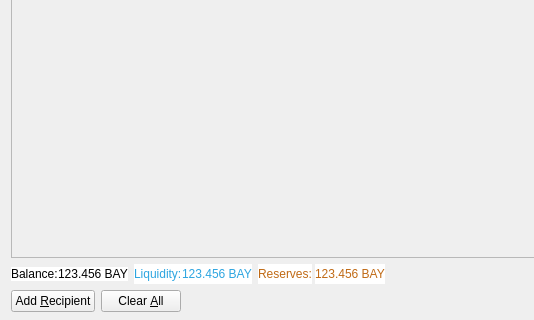
This is src/qt/forms/sendcoinsdialog.ui in bitbaymarket/bitbay-core as Qt 5 draws it before an edit; both pictures show x 0 to 534 and y 195 to 515 of the 870 by 515 pixel window. The edited form follows.
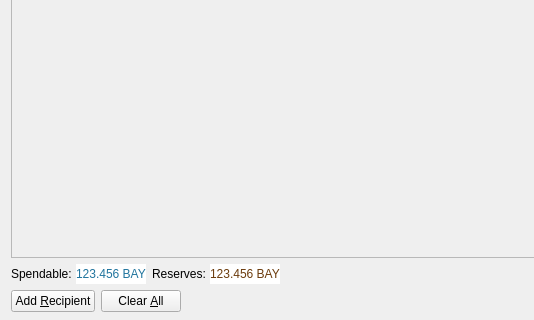
This is the edited form. Icons and pictures are not drawn.

Commit message: Gui updates for liquidity/reserves indications

What changed in the file:
```diff
--- a/src/qt/forms/sendcoinsdialog.ui
+++ b/src/qt/forms/sendcoinsdialog.ui
@@ -558,282 +558,18 @@
    </item>
    <item>
     <layout class="QHBoxLayout" name="horizontalLayout_3">
-     <item>
-      <layout class="QHBoxLayout" name="horizontalLayout_2">
-       <property name="spacing">
-        <number>0</number>
-       </property>
-       <item>
-        <widget class="QLabel" name="label">
-         <property name="sizePolicy">
-          <sizepolicy hsizetype="Preferred" vsizetype="Fixed">
-           <horstretch>0</horstretch>
-           <verstretch>0</verstretch>
-          </sizepolicy>
-         </property>
-         <property name="palette">
-          <palette>
-           <active>
-            <colorrole role="Base">
-             <brush brushstyle="SolidPattern">
-              <color alpha="255">
-               <red>255</red>
-               <green>255</green>
-               <blue>255</blue>
-              </color>
-             </brush>
-            </colorrole>
-            <colorrole role="Window">
-             <brush brushstyle="SolidPattern">
-              <color alpha="255">
-               <red>255</red>
-               <green>255</green>
-               <blue>255</blue>
-              </color>
-             </brush>
-            </colorrole>
-           </active>
-           <inactive>
-            <colorrole role="Base">
-             <brush brushstyle="SolidPattern">
-              <color alpha="255">
-               <red>255</red>
-               <green>255</green>
-               <blue>255</blue>
-              </color>
-             </brush>
-            </colorrole>
-            <colorrole role="Window">
-             <brush brushstyle="SolidPattern">
-              <color alpha="255">
-               <red>255</red>
-               <green>255</green>
-               <blue>255</blue>
-              </color>
-             </brush>
-            </colorrole>
-           </inactive>
-           <disabled>
-            <colorrole role="Base">
-             <brush brushstyle="SolidPattern">
-              <color alpha="255">
-               <red>255</red>
-               <green>255</green>
-               <blue>255</blue>
-              </color>
-             </brush>
-            </colorrole>
-            <colorrole role="Window">
-             <brush brushstyle="SolidPattern">
-              <color alpha="255">
-               <red>255</red>
-               <green>255</green>
-               <blue>255</blue>
-              </color>
-             </brush>
-            </colorrole>
-           </disabled>
-          </palette>
-         </property>
-         <property name="autoFillBackground">
-          <bool>true</bool>
-         </property>
-         <property name="text">
-          <string>Balance:</string>
-         </property>
-        </widget>
-       </item>
-       <item>
-        <widget class="QLabel" name="labelBalance">
-         <property name="sizePolicy">
-          <sizepolicy hsizetype="Preferred" vsizetype="Fixed">
-           <horstretch>0</horstretch>
-           <verstretch>0</verstretch>
-          </sizepolicy>
-         </property>
-         <property name="palette">
-          <palette>
-           <active>
-            <colorrole role="Base">
-             <brush brushstyle="SolidPattern">
-              <color alpha="255">
-               <red>255</red>
-               <green>255</green>
-               <blue>255</blue>
-              </color>
-             </brush>
-            </colorrole>
-            <colorrole role="Window">
-             <brush brushstyle="SolidPattern">
-              <color alpha="255">
-               <red>255</red>
-               <green>255</green>
-               <blue>255</blue>
-              </color>
-             </brush>
-            </colorrole>
-           </active>
-           <inactive>
-            <colorrole role="Base">
-             <brush brushstyle="SolidPattern">
-              <color alpha="255">
-               <red>255</red>
-               <green>255</green>
-               <blue>255</blue>
-              </color>
-             </brush>
-            </colorrole>
-            <colorrole role="Window">
-             <brush brushstyle="SolidPattern">
-              <color alpha="255">
-               <red>255</red>
-               <green>255</green>
-               <blue>255</blue>
-              </color>
-             </brush>
-            </colorrole>
-           </inactive>
-           <disabled>
-            <colorrole role="Base">
-             <brush brushstyle="SolidPattern">
-              <color alpha="255">
-               <red>255</red>
-               <green>255</green>
-               <blue>255</blue>
-              </color>
-             </brush>
-            </colorrole>
-            <colorrole role="Window">
-             <brush brushstyle="SolidPattern">
-              <color alpha="255">
-               <red>255</red>
-               <green>255</green>
-               <blue>255</blue>
-              </color>
-             </brush>
-            </colorrole>
-           </disabled>
-          </palette>
-         </property>
-         <property name="cursor">
-          <cursorShape>IBeamCursor</cursorShape>
-         </property>
-         <property name="autoFillBackground">
-          <bool>true</bool>
-         </property>
-         <property name="text">
-          <string notr="true">123.456 BAY</string>
-         </property>
-         <property name="textInteractionFlags">
-          <set>Qt::LinksAccessibleByMouse|Qt::TextSelectableByKeyboard|Qt::TextSelectableByMouse</set>
-         </property>
-        </widget>
-       </item>
-      </layout>
-     </item>
      <item>
       <layout class="QHBoxLayout" name="horizontalLayout_4">
        <property name="spacing">
         <number>0</number>
        </property>
        <item>
-        <widget class="QLabel" name="label_2">
-         <property name="palette">
-          <palette>
-           <active>
-            <colorrole role="WindowText">
-             <brush brushstyle="SolidPattern">
-              <color alpha="255">
-               <red>45</red>
-               <green>165</green>
-               <blue>224</blue>
-              </color>
-             </brush>
-            </colorrole>
-            <colorrole role="Base">
-             <brush brushstyle="SolidPattern">
-              <color alpha="255">
-               <red>255</red>
-               <green>255</green>
-               <blue>255</blue>
-              </color>
-             </brush>
-            </colorrole>
-            <colorrole role="Window">
-             <brush brushstyle="SolidPattern">
-              <color alpha="255">
-               <red>255</red>
-               <green>255</green>
-               <blue>255</blue>
-              </color>
-             </brush>
-            </colorrole>
-           </active>
-           <inactive>
-            <colorrole role="WindowText">
-             <brush brushstyle="SolidPattern">
-              <color alpha="255">
-               <red>45</red>
-               <green>165</green>
-               <blue>224</blue>
-              </color>
-             </brush>
-            </colorrole>
-            <colorrole role="Base">
-             <brush brushstyle="SolidPattern">
-              <color alpha="255">
-               <red>255</red>
-               <green>255</green>
-               <blue>255</blue>
-              </color>
-             </brush>
-            </colorrole>
-            <colorrole role="Window">
-             <brush brushstyle="SolidPattern">
-              <color alpha="255">
-               <red>255</red>
-               <green>255</green>
-               <blue>255</blue>
-              </color>
-             </brush>
-            </colorrole>
-           </inactive>
-           <disabled>
-            <colorrole role="WindowText">
-             <brush brushstyle="SolidPattern">
-              <color alpha="255">
-               <red>190</red>
-               <green>190</green>
-               <blue>190</blue>
-              </color>
-             </brush>
-            </colorrole>
-            <colorrole role="Base">
-             <brush brushstyle="SolidPattern">
-              <color alpha="255">
-               <red>255</red>
-               <green>255</green>
-               <blue>255</blue>
-              </color>
-             </brush>
-            </colorrole>
-            <colorrole role="Window">
-             <brush brushstyle="SolidPattern">
-              <color alpha="255">
-               <red>255</red>
-               <green>255</green>
-               <blue>255</blue>
-              </color>
-             </brush>
-            </colorrole>
-           </disabled>
-          </palette>
-         </property>
+        <widget class="QLabel" name="labelLiquidityText">
          <property name="autoFillBackground">
           <bool>true</bool>
          </property>
          <property name="text">
-          <string>Liquidity:</string>
+          <string>Spendable: </string>
          </property>
         </widget>
        </item>
@@ -845,9 +581,9 @@
             <colorrole role="WindowText">
              <brush brushstyle="SolidPattern">
               <color alpha="255">
-               <red>45</red>
-               <green>165</green>
-               <blue>224</blue>
+               <red>32</red>
+               <green>116</green>
+               <blue>157</blue>
               </color>
              </brush>
             </colorrole>
@@ -865,9 +601,9 @@
             <colorrole role="WindowText">
              <brush brushstyle="SolidPattern">
               <color alpha="255">
-               <red>45</red>
-               <green>165</green>
-               <blue>224</blue>
+               <red>32</red>
+               <green>116</green>
+               <blue>157</blue>
               </color>
              </brush>
             </colorrole>
@@ -919,106 +655,15 @@
      <item>
       <layout class="QHBoxLayout" name="horizontalLayout_5">
        <property name="spacing">
-        <number>3</number>
+        <number>0</number>
        </property>
        <item>
-        <widget class="QLabel" name="label_3">
-         <property name="palette">
-          <palette>
-           <active>
-            <colorrole role="WindowText">
-             <brush brushstyle="SolidPattern">
-              <color alpha="255">
-               <red>192</red>
-               <green>106</green>
-               <blue>21</blue>
-              </color>
-             </brush>
-            </colorrole>
-            <colorrole role="Base">
-             <brush brushstyle="SolidPattern">
-              <color alpha="255">
-               <red>255</red>
-               <green>255</green>
-               <blue>255</blue>
-              </color>
-             </brush>
-            </colorrole>
-            <colorrole role="Window">
-             <brush brushstyle="SolidPattern">
-              <color alpha="255">
-               <red>255</red>
-               <green>255</green>
-               <blue>255</blue>
-              </color>
-             </brush>
-            </colorrole>
-           </active>
-           <inactive>
-            <colorrole role="WindowText">
-             <brush brushstyle="SolidPattern">
-              <color alpha="255">
-               <red>192</red>
-               <green>106</green>
-               <blue>21</blue>
-              </color>
-             </brush>
-            </colorrole>
-            <colorrole role="Base">
-             <brush brushstyle="SolidPattern">
-              <color alpha="255">
-               <red>255</red>
-               <green>255</green>
-               <blue>255</blue>
-              </color>
-             </brush>
-            </colorrole>
-            <colorrole role="Window">
-             <brush brushstyle="SolidPattern">
-              <color alpha="255">
-               <red>255</red>
-               <green>255</green>
-               <blue>255</blue>
-              </color>
-             </brush>
-            </colorrole>
-           </inactive>
-           <disabled>
-            <colorrole role="WindowText">
-             <brush brushstyle="SolidPattern">
-              <color alpha="255">
-               <red>190</red>
-               <green>190</green>
-               <blue>190</blue>
-              </color>
-             </brush>
-            </colorrole>
-            <colorrole role="Base">
-             <brush brushstyle="SolidPattern">
-              <color alpha="255">
-               <red>255</red>
-               <green>255</green>
-               <blue>255</blue>
-              </color>
-             </brush>
-            </colorrole>
-            <colorrole role="Window">
-             <brush brushstyle="SolidPattern">
-              <color alpha="255">
-               <red>255</red>
-               <green>255</green>
-               <blue>255</blue>
-              </color>
-             </brush>
-            </colorrole>
-           </disabled>
-          </palette>
-         </property>
+        <widget class="QLabel" name="labelReservesText">
          <property name="autoFillBackground">
           <bool>true</bool>
          </property>
          <property name="text">
-          <string>Reserves:</string>
+          <string>Reserves: </string>
          </property>
         </widget>
        </item>
@@ -1030,9 +675,9 @@
             <colorrole role="WindowText">
              <brush brushstyle="SolidPattern">
               <color alpha="255">
-               <red>192</red>
-               <green>106</green>
-               <blue>21</blue>
+               <red>107</red>
+               <green>59</green>
+               <blue>12</blue>
               </color>
              </brush>
             </colorrole>
@@ -1059,9 +704,9 @@
             <colorrole role="WindowText">
              <brush brushstyle="SolidPattern">
               <color alpha="255">
-               <red>192</red>
-               <green>106</green>
-               <blue>21</blue>
+               <red>107</red>
+               <green>59</green>
+               <blue>12</blue>
               </color>
              </brush>
             </colorrole>
```
The commit also changes 2 other files.
